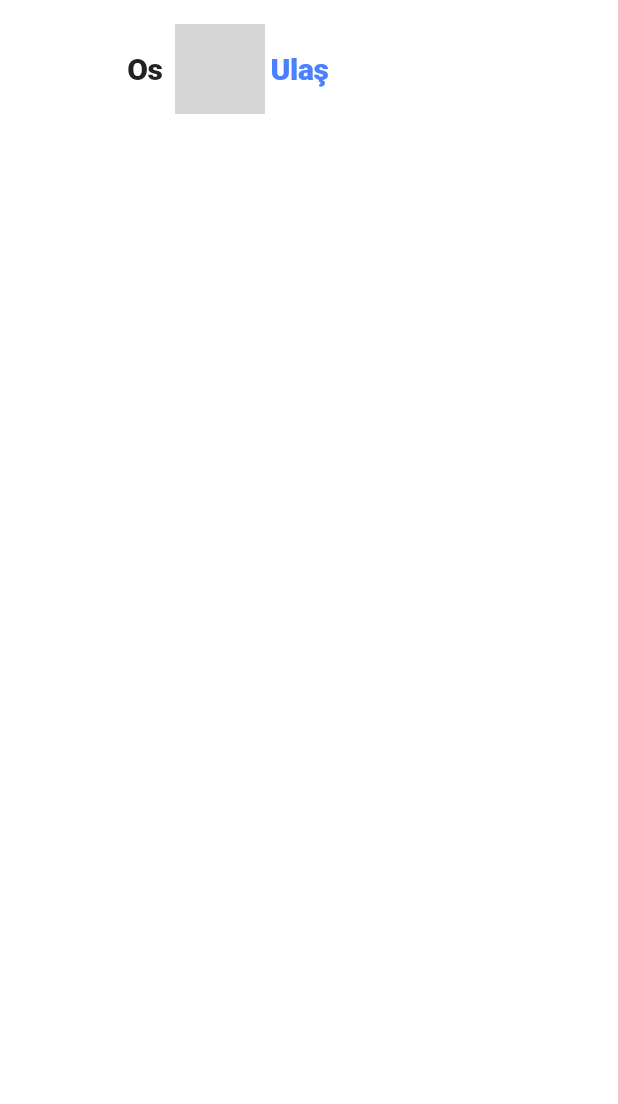
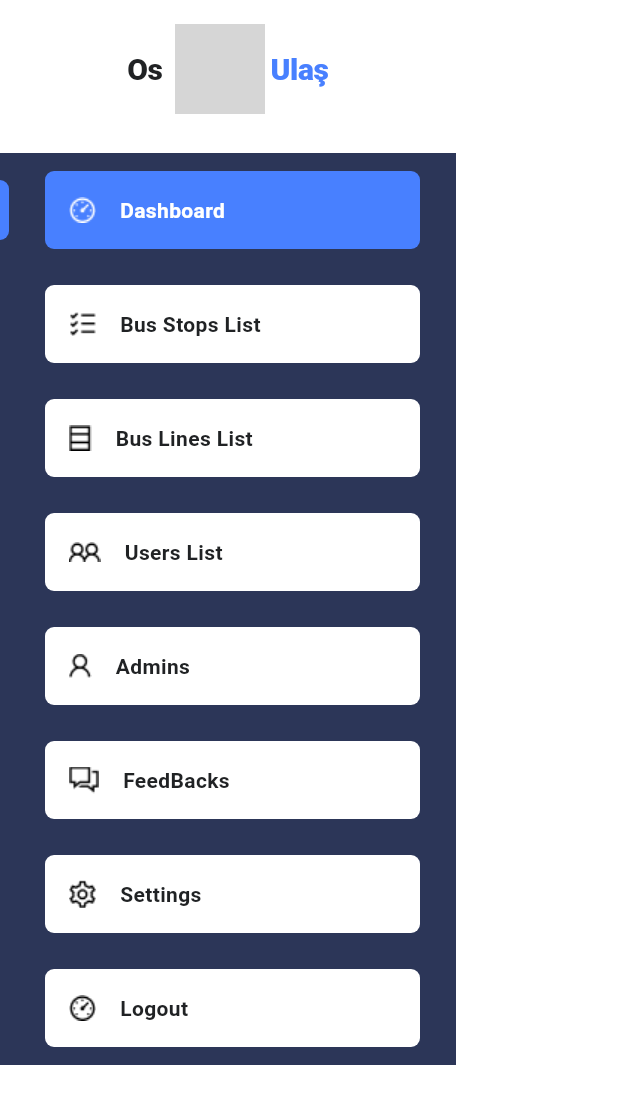
Before and after one commit to DargaHasanBasri/os_ulas, a Flutter app: the SideBar widget shown alone on an empty page, opened directly, on a phone screen of 412 x 824 dp. Shown: the top 1104 px of the screen. Run offline on Flutter 3.47's test engine with Material 3 defaults, Android fonts, the light colour scheme and no system bars; our stand-ins replace easy_localization, envied, equatable, fl_chart, flutter_bloc, go_router and 1 more; grey boxes are pictures that could not be loaded.

Commit message:
add sidebar menu and sider bar item widgets test

```diff
--- /dev/null
+++ b/os_ulas_admin_panel/devtools_options.yaml
@@ -0,0 +1,3 @@
+description: This file stores settings for Dart & Flutter DevTools.
+documentation: https://docs.flutter.dev/tools/devtools/extensions#configure-extension-enablement-states
+extensions:
--- /dev/null
+++ b/os_ulas_admin_panel/lib/ui/widgets/layouts/sidebars/components/side_bar_item.dart
@@ -0,0 +1,96 @@
+import 'package:flutter_bloc/flutter_bloc.dart';
+import 'package:os_ulas_admin_panel/viewmodel/sidebar/sidebar_cubit.dart';
+import 'package:os_ulas_admin_panel/viewmodel/sidebar/sidebar_state.dart';
+import '../../../../../export.dart';
+
+class SideBarItem extends StatelessWidget {
+  const SideBarItem({
+    super.key,
+    required this.itemName,
+    required this.iconBuilder,
+    required this.index,
+    required this.onTap,
+  });
+
+  final String itemName;
+  final Widget Function(bool showHighlight) iconBuilder;
+  final int index;
+  final void Function(BuildContext context) onTap;
+
+  @override
+  Widget build(BuildContext context) {
+    return MouseRegion(
+      onEnter: (_) => context.read<SidebarCubit>().setHover(index),
+      onExit: (_) => context.read<SidebarCubit>().setHover(null),
+      child: Material(
+        child: InkWell(
+          onTap: () {
+            context.read<SidebarCubit>().selectIndex(index);
+            onTap.call(context);
+          },
+          child: Ink(
+            child: BlocBuilder<SidebarCubit, SidebarState>(
+              builder: (context, state) {
+                final isHovered = state.hoveredIndex == index;
+                final isSelected = state.selectedIndex == index;
+                final showHighlight = isHovered || isSelected;
+                return Padding(
+                  padding: const EdgeInsets.symmetric(vertical: 12),
+                  child: Row(
+                    children: [
+                      if (isSelected)
+                        Container(
+                          height: 40,
+                          width: 6,
+                          decoration: BoxDecoration(
+                            color: Color(0xff4880FF),
+                            borderRadius: BorderRadius.horizontal(
+                              right: Radius.circular(16),
+                            ),
+                          ),
+                        )
+                      else
+                        SizedBox(width: 6),
+                      Expanded(
+                        child: Padding(
+                          padding: const EdgeInsets.symmetric(horizontal: 24),
+                          child: Container(
+                            key: const Key('highlighted_background'),
+                            padding: const EdgeInsets.all(16),
+                            decoration: BoxDecoration(
+                              color: showHighlight
+                                  ? Color(0xff4880FF)
+                                  : Colors.white,
+                              borderRadius: BorderRadius.circular(6),
+                            ),
+                            child: Row(
+                              children: [
+                                iconBuilder(showHighlight),
+                                SizedBox(width: 16),
+                                Text(
+                                  key: const Key('sidebar_item_text'),
+                                  itemName,
+                                  style: TextStyle(
+                                    fontSize: 14,
+                                    fontWeight: FontWeight.w600,
+                                    color: showHighlight
+                                        ? Color(0xffFFFFFF)
+                                        : Color(0xff202224),
+                                  ),
+                                ),
+                              ],
+                            ),
+                          ),
+                        ),
+                      ),
+                    ],
+                  ),
+                );
+              },
+            ),
+          ),
+        ),
+      ),
+    );
+  }
+}
--- /dev/null
+++ b/os_ulas_admin_panel/lib/ui/widgets/layouts/sidebars/components/side_bar_menu_item_model.dart
@@ -0,0 +1,15 @@
+import 'package:flutter/cupertino.dart';
+
+class SideBarMenuItemModel {
+  SideBarMenuItemModel({
+    required this.index,
+    required this.itemName,
+    required this.iconBuilder,
+    required this.onTap,
+  });
+
+  final int index;
+  final String itemName;
+  final Widget Function(bool showHighlight) iconBuilder;
+  final void Function(BuildContext context) onTap;
+}
--- /dev/null
+++ b/os_ulas_admin_panel/lib/ui/widgets/layouts/sidebars/mixin/side_bar_mixin.dart
@@ -0,0 +1,110 @@
+import 'package:os_ulas_admin_panel/ui/widgets/layouts/sidebars/components/side_bar_menu_item_model.dart';
+import '../../../../../export.dart';
+
+mixin SidebarItemsMixin {
+  List<SideBarMenuItemModel> get sideBarItems => [
+    SideBarMenuItemModel(
+      index: 0,
+      itemName: 'Dashboard',
+      iconBuilder: (showHighlight) {
+        return Assets.icons.icDashboard.image(
+          package: 'gen',
+          color: showHighlight ? Colors.white : Colors.black,
+        );
+      },
+      onTap: (context) => context.go(AppRouteNames.dashboard),
+    ),
+    SideBarMenuItemModel(
+      index: 1,
+      itemName: 'Bus Stops List',
+      iconBuilder: (showHighlight) {
+        return Assets.icons.icStopsList.image(
+          package: 'gen',
+          color: showHighlight ? Colors.white : Colors.black,
+        );
+      },
+      onTap: (context) => context.go(AppRouteNames.admins),
+    ),
+    SideBarMenuItemModel(
+      index: 2,
+      itemName: 'Bus Lines List',
+      iconBuilder: (showHighlight) {
+        return Assets.icons.icLinesList.image(
+          package: 'gen',
+          color: showHighlight ? Colors.white : Colors.black,
+        );
+      },
+      onTap: (context) => context.go(AppRouteNames.dashboard),
+    ),
+    SideBarMenuItemModel(
+      index: 3,
+      itemName: 'Users List',
+      iconBuilder: (showHighlight) {
+        return Assets.icons.icUsersList.image(
+          package: 'gen',
+          color: showHighlight ? Colors.white : Colors.black,
+        );
+      },
+      onTap: (context) => context.go(AppRouteNames.admins),
+    ),
+    SideBarMenuItemModel(
+      index: 4,
+      itemName: 'Admins',
+      iconBuilder: (showHighlight) {
+        return Assets.icons.icAdmin.image(
+          package: 'gen',
+          color: showHighlight ? Colors.white : Colors.black,
+        );
+      },
+      onTap: (context) => context.go(AppRouteNames.dashboard),
+    ),
+    SideBarMenuItemModel(
+      index: 5,
+      itemName: 'FeedBacks',
+      iconBuilder: (showHighlight) {
+        return Assets.icons.icFeedback.image(
+          package: 'gen',
+          color: showHighlight ? Colors.white : Colors.black,
+        );
+      },
+      onTap: (context) => context.go(AppRouteNames.admins),
+    ),
+    SideBarMenuItemModel(
+      index: 6,
+      itemName: 'Settings',
+      iconBuilder: (showHighlight) {
+        return Assets.icons.icSettings.image(
+          package: 'gen',
+          color: showHighlight ? Colors.white : Colors.black,
+        );
+      },
+      onTap: (context) => context.go(AppRouteNames.dashboard),
+    ),
+    SideBarMenuItemModel(
+      index: 7,
+      itemName: 'Logout',
+      iconBuilder: (showHighlight) {
+        return Assets.icons.icDashboard.image(
+          package: 'gen',
+          color: showHighlight ? Colors.white : Colors.black,
+        );
+      },
+      onTap: (context) {
+        showDialog<Widget>(
+          context: context,
+          builder: (context) {
+            return Container(
+              height: 100,
+              width: 100,
+              alignment: Alignment.center,
+              child: Text(
+                "Logout",
+                textAlign: TextAlign.center,
+              ),
+            );
+          },
+        );
+      },
+    ),
+  ];
+}
--- a/os_ulas_admin_panel/lib/ui/widgets/layouts/sidebars/side_bar.dart
+++ b/os_ulas_admin_panel/lib/ui/widgets/layouts/sidebars/side_bar.dart
@@ -1,6 +1,8 @@
+import 'package:os_ulas_admin_panel/ui/widgets/layouts/sidebars/components/side_bar_item.dart';
+import 'package:os_ulas_admin_panel/ui/widgets/layouts/sidebars/mixin/side_bar_mixin.dart';
 import '../../../../export.dart';
 
-class SideBar extends StatelessWidget {
+class SideBar extends StatelessWidget with SidebarItemsMixin {
   const SideBar({super.key});
 
   @override
@@ -51,6 +53,26 @@ class SideBar extends StatelessWidget {
                   ],
                 ),
               ),
+              Padding(
+                padding: const EdgeInsets.symmetric(vertical: 10),
+                child: Column(
+                  crossAxisAlignment: CrossAxisAlignment.start,
+                  mainAxisSize: MainAxisSize.min,
+                  children: sideBarItems
+                      .map(
+                        (item) => SideBarItem(
+                          index: item.index,
+                          itemName: item.itemName,
+                          iconBuilder: (showHighlight) =>
+                              item.iconBuilder(showHighlight),
+                          onTap: (context) {
+                             item.onTap(context);
+                          },
+                        ),
+                      )
+                      .toList(),
+                ),
+              ),
             ],
           ),
         ),
--- a/os_ulas_admin_panel/lib/ui/widgets/responsive/responsive_widget.dart
+++ b/os_ulas_admin_panel/lib/ui/widgets/responsive/responsive_widget.dart
@@ -1,3 +1,6 @@
+import 'package:flutter_bloc/flutter_bloc.dart';
+import 'package:os_ulas_admin_panel/viewmodel/sidebar/sidebar_cubit.dart';
+
 import '../../../export.dart';
 
 /// This widget returns different interfaces (desktop, tablet, mobile)
--- a/os_ulas_admin_panel/pubspec.yaml
+++ b/os_ulas_admin_panel/pubspec.yaml
@@ -38,11 +38,15 @@ dependencies:
     path: module/gen
 
 dev_dependencies:
+  integration_test:
+    sdk: flutter
+
   flutter_test:
     sdk: flutter
 
   # Test
   bloc_test: ^10.0.0
+  mocktail: ^1.0.4
 
   # Linter
   very_good_analysis: ^9.0.0
```
Also changed, not shown: os_ulas_admin_panel/lib/main.dart (+10 -1 lines), os_ulas_admin_panel/pubspec.lock, 1 other file.
